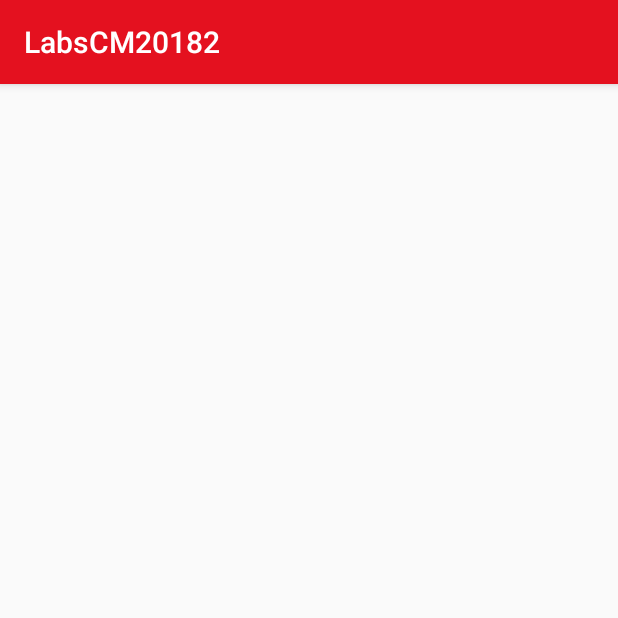
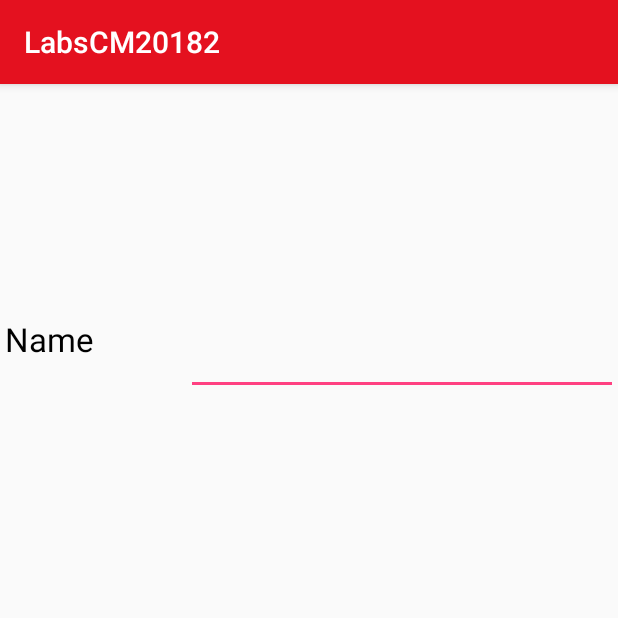
Before and after one commit to Marpigo/CM20182-Gr02, an Android app: the ComidaActivity screen opened directly, with no data from a screen before it, on a phone screen of 412 x 824 dp, the top half of it. Run offline under Robolectric (Android 15) with nearby library versions, the phone set to English and light mode, and no system bars.

Commit message:
inicio activity comidas

```diff
--- a/Lab1-UI/build.gradle
+++ b/Lab1-UI/build.gradle
@@ -20,7 +20,8 @@ android {
 
 dependencies {
     implementation fileTree(dir: 'libs', include: ['*.jar'])
-    implementation 'com.android.support:appcompat-v7:28.0.0-rc01'
+    implementation 'com.android.support:appcompat-v7:28.0.0-rc01-alpha1'
+    implementation 'com.android.support:design:28.0.0-alpha1'
     implementation 'com.android.support.constraint:constraint-layout:1.1.2'
     testImplementation 'junit:junit:4.12'
     androidTestImplementation 'com.android.support.test:runner:1.0.2'
--- a/Lab1-UI/src/main/java/co/edu/udea/compumovil/gr02_20182/lab1/ComidaActivity.java
+++ b/Lab1-UI/src/main/java/co/edu/udea/compumovil/gr02_20182/lab1/ComidaActivity.java
@@ -3,7 +3,8 @@ package co.edu.udea.compumovil.gr02_20182.lab1;
 import android.support.v7.app.AppCompatActivity;
 import android.os.Bundle;
 
-public class ComidaActivity extends AppCompatActivity {
+public class ComidaActivity extends AppCompatActivity{
+
 
     @Override
     protected void onCreate(Bundle savedInstanceState) {
--- a/Lab1-UI/src/main/res/layout/activity_comida.xml
+++ b/Lab1-UI/src/main/res/layout/activity_comida.xml
@@ -1,9 +1,190 @@
 <?xml version="1.0" encoding="utf-8"?>
-<android.support.constraint.ConstraintLayout xmlns:android="http://schemas.android.com/apk/res/android"
+<LinearLayout xmlns:android="http://schemas.android.com/apk/res/android"
     xmlns:app="http://schemas.android.com/apk/res-auto"
     xmlns:tools="http://schemas.android.com/tools"
     android:layout_width="match_parent"
     android:layout_height="match_parent"
-    tools:context=".ComidaActivity">
+    tools:context=".ComidaActivity"
+    android:orientation="vertical">
 
-</android.support.constraint.ConstraintLayout>
+    <LinearLayout
+        android:layout_width="match_parent"
+        android:layout_height="match_parent"
+        android:layout_weight="0.3"
+        android:orientation="vertical">
+
+        <LinearLayout
+            android:layout_width="match_parent"
+            android:layout_height="match_parent"
+            android:layout_weight="0.4">
+
+            <ImageView
+                android:layout_width="92dp"
+                android:layout_height="91dp"
+                android:layout_gravity="center"
+                android:layout_margin="150dp" />
+
+        </LinearLayout>
+
+        <LinearLayout
+            android:layout_width="match_parent"
+            android:layout_height="match_parent"
+            android:layout_weight="0.5"
+            android:orientation="horizontal">
+
+            <LinearLayout
+                android:layout_width="match_parent"
+                android:layout_height="match_parent"
+                android:layout_weight="0.7">
+
+                <TextView
+                    android:layout_width="match_parent"
+                    android:layout_height="match_parent"
+                    android:text="@string/Nombre"
+                    android:textSize="22dp"
+                    android:textColor="#000000"
+                    android:layout_margin="3dp"
+                    />
+
+            </LinearLayout>
+
+            <LinearLayout
+                android:layout_width="match_parent"
+                android:layout_height="match_parent"
+                android:layout_weight="0.3">
+
+                <EditText
+                    android:id="@+id/inputName1"
+                    android:layout_width="match_parent"
+                    android:layout_height="match_parent"
+                    android:inputType="textCapWords"
+                    />
+
+            </LinearLayout>
+
+        </LinearLayout>
+
+        <LinearLayout
+            android:layout_width="match_parent"
+            android:layout_height="match_parent"
+            android:layout_weight="0.5"
+            android:orientation="horizontal">
+
+            <LinearLayout
+                android:layout_width="match_parent"
+                android:layout_height="match_parent"
+                android:layout_weight="0.5">
+
+            </LinearLayout>
+
+            <LinearLayout
+                android:layout_width="match_parent"
+                android:layout_height="match_parent"
+                android:layout_weight="0.5">
+
+            </LinearLayout>
+
+        </LinearLayout>
+
+        <LinearLayout
+            android:layout_width="match_parent"
+            android:layout_height="match_parent"
+            android:layout_weight="0.5">
+
+            <LinearLayout
+                android:layout_width="match_parent"
+                android:layout_height="match_parent"
+                android:layout_weight="0.5">
+
+            </LinearLayout>
+
+            <LinearLayout
+                android:layout_width="match_parent"
+                android:layout_height="match_parent"
+                android:layout_weight="0.5">
+
+            </LinearLayout>
+
+        </LinearLayout>
+
+        <LinearLayout
+            android:layout_width="match_parent"
+            android:layout_height="match_parent"
+            android:layout_weight="0.5">
+
+            <LinearLayout
+                android:layout_width="match_parent"
+                android:layout_height="match_parent"
+                android:layout_weight="0.5">
+
+            </LinearLayout>
+
+            <LinearLayout
+                android:layout_width="match_parent"
+                android:layout_height="match_parent"
+                android:layout_weight="0.5">
+
+            </LinearLayout>
+
+        </LinearLayout>
+
+        <LinearLayout
+            android:layout_width="match_parent"
+            android:layout_height="match_parent"
+            android:layout_weight="0.5">
+
+            <LinearLayout
+                android:layout_width="match_parent"
+                android:layout_height="match_parent"
+                android:layout_weight="0.5">
+
+            </LinearLayout>
+
+            <LinearLayout
+                android:layout_width="match_parent"
+                android:layout_height="match_parent"
+                android:layout_weight="0.5">
+
+            </LinearLayout>
+
+        </LinearLayout>
+
+        <LinearLayout
+            android:layout_width="match_parent"
+            android:layout_height="match_parent"
+            android:layout_weight="0.5">
+
+            <LinearLayout
+                android:layout_width="match_parent"
+                android:layout_height="match_parent"
+                android:layout_weight="0.5">
+
+            </LinearLayout>
+
+            <LinearLayout
+                android:layout_width="match_parent"
+                android:layout_height="match_parent"
+                android:layout_weight="0.5">
+
+            </LinearLayout>
+
+        </LinearLayout>
+
+        <LinearLayout
+            android:layout_width="match_parent"
+            android:layout_height="match_parent"
+            android:layout_weight="0.5">
+
+        </LinearLayout>
+
+    </LinearLayout>
+
+    <LinearLayout
+        android:layout_width="match_parent"
+        android:layout_height="match_parent"
+        android:layout_weight="0.7">
+
+    </LinearLayout>
+
+
+</LinearLayout>
--- a/Lab1-UI/src/main/res/values/strings.xml
+++ b/Lab1-UI/src/main/res/values/strings.xml
@@ -3,5 +3,6 @@
     <string name="mi_titulo">RESTAURANTE</string>
     <string name="stxtBienvenido">BIENVENIDOS</string>
     <string name="sbtnServicios">SERVICIOS</string>
+    <string name="Nombre">Name</string>
 
 </resources>
```
